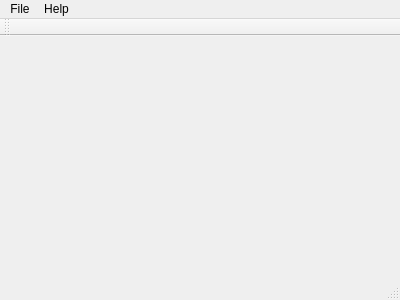
Above: mainwindow.ui from warren80/ChatServer before the change. Below: the same form after it.
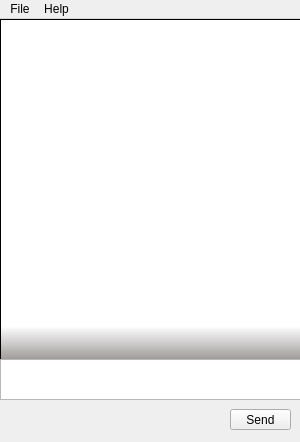
That is the form after the change.

Commit message: Main Gui is done but settings GUI is still in the works. Whatever is typed in the edit box will be echoed to the other widget.

```diff
--- a/mainwindow.ui
+++ b/mainwindow.ui
@@ -6,20 +6,100 @@
    <rect>
     <x>0</x>
     <y>0</y>
-    <width>400</width>
-    <height>300</height>
+    <width>300</width>
+    <height>442</height>
    </rect>
   </property>
+  <property name="minimumSize">
+   <size>
+    <width>300</width>
+    <height>442</height>
+   </size>
+  </property>
+  <property name="maximumSize">
+   <size>
+    <width>300</width>
+    <height>442</height>
+   </size>
+  </property>
   <property name="windowTitle">
    <string>MainWindow</string>
   </property>
-  <widget class="QWidget" name="centralWidget"/>
+  <widget class="QWidget" name="centralWidget">
+   <property name="minimumSize">
+    <size>
+     <width>300</width>
+     <height>417</height>
+    </size>
+   </property>
+   <property name="maximumSize">
+    <size>
+     <width>300</width>
+     <height>417</height>
+    </size>
+   </property>
+   <widget class="QPushButton" name="sendButton">
+    <property name="geometry">
+     <rect>
+      <x>230</x>
+      <y>390</y>
+      <width>61</width>
+      <height>21</height>
+     </rect>
+    </property>
+    <property name="text">
+     <string>Send</string>
+    </property>
+   </widget>
+   <widget class="QPlainTextEdit" name="chatScreen">
+    <property name="geometry">
+     <rect>
+      <x>0</x>
+      <y>0</y>
+      <width>301</width>
+      <height>341</height>
+     </rect>
+    </property>
+    <property name="cursor" stdset="0">
+     <cursorShape>IBeamCursor</cursorShape>
+    </property>
+    <property name="styleSheet">
+     <string notr="true">background: qlineargradient(spread:pad, x1:0.5, y1:1, x2:0.5, y2:0, stop:0 rgba(45, 35, 35, 109), stop:0.1 rgba(255, 255, 255, 255));
+font-size: 10pt;</string>
+    </property>
+    <property name="frameShape">
+     <enum>QFrame::StyledPanel</enum>
+    </property>
+    <property name="readOnly">
+     <bool>true</bool>
+    </property>
+    <property name="plainText">
+     <string/>
+    </property>
+   </widget>
+   <widget class="QPlainTextEdit" name="typeScreen">
+    <property name="geometry">
+     <rect>
+      <x>0</x>
+      <y>340</y>
+      <width>301</width>
+      <height>41</height>
+     </rect>
+    </property>
+    <property name="cursor" stdset="0">
+     <cursorShape>IBeamCursor</cursorShape>
+    </property>
+    <property name="styleSheet">
+     <string notr="true">font-size: 10pt;</string>
+    </property>
+   </widget>
+  </widget>
   <widget class="QMenuBar" name="menuBar">
    <property name="geometry">
     <rect>
      <x>0</x>
      <y>0</y>
-     <width>400</width>
+     <width>300</width>
      <height>25</height>
     </rect>
    </property>
@@ -42,15 +122,6 @@
    <addaction name="menuFile"/>
    <addaction name="menuHelp"/>
   </widget>
-  <widget class="QToolBar" name="mainToolBar">
-   <attribute name="toolBarArea">
-    <enum>TopToolBarArea</enum>
-   </attribute>
-   <attribute name="toolBarBreak">
-    <bool>false</bool>
-   </attribute>
-  </widget>
-  <widget class="QStatusBar" name="statusBar"/>
   <action name="actionConnect">
    <property name="text">
     <string>Connect</string>
```
Left out of the diff: 1 changed line with no effect on the pictures. The commit also changes 2 other files.
